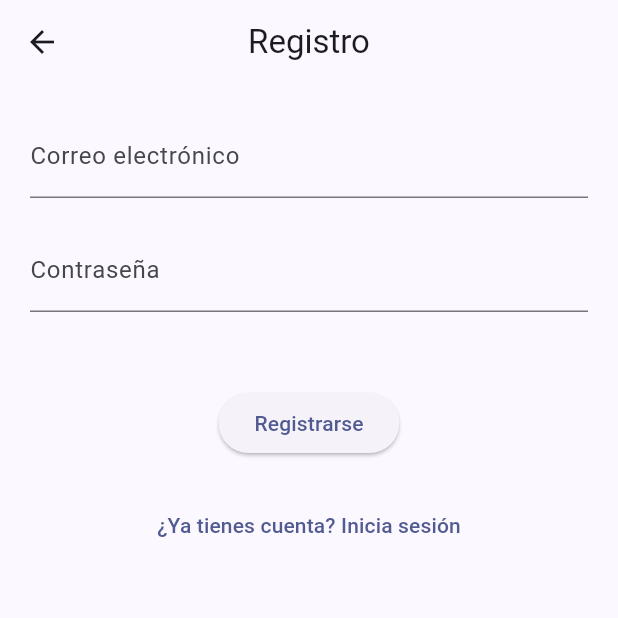
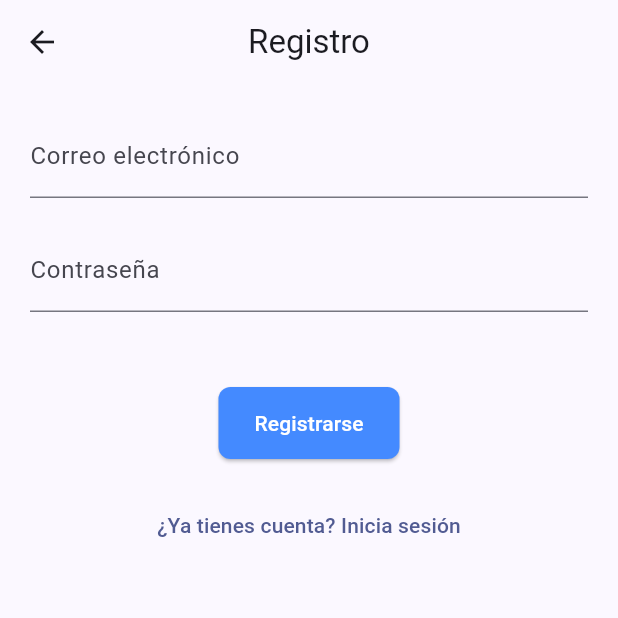
Before and after one commit to giovannihr2004/lector-global-lg3, a Flutter app: the screen it shows after launch, after a tap on "Iniciar", after a tap on "Ingresar", after a tap on "¿No tienes cuenta? Regístrate", on a phone screen of 412 x 824 dp, the top half of it. Run offline on Flutter 3.47's test engine with Material 3 defaults, Android fonts, the phone set to English and light mode, and no system bars; our stand-ins replace firebase_auth, firebase_core; missing offline and left inert: lector_global_lg3; accounts and stored records are empty; generated files the repository leaves out were written again; statements that could not run were skipped.

Commit message:
MVP internacionalización completa al 100% - 290520251000

```diff
--- a/lib/screens/home_screen.dart
+++ b/lib/screens/home_screen.dart
@@ -1,10 +1,11 @@
 // 📄 home_screen.dart
-// 🕓 Última actualización: 2025-05-29 07:59 (GMT-5)
-// ✅ Internacionalización completa y menú lateral incluido
+// 🕓 Última actualización: 2025-05-29 09:55 (GMT-5)
+// ✅ Uso de CustomButton con internacionalización y menú lateral incluido
 
 import 'package:flutter/material.dart';
 import '../widgets/drawer_menu.dart';
 import 'package:flutter_gen/gen_l10n/app_localizations.dart';
+import '../widgets/custom_button.dart';
 
 class HomeScreen extends StatelessWidget {
   const HomeScreen({super.key});
@@ -28,11 +29,12 @@ class HomeScreen extends StatelessWidget {
               style: Theme.of(context).textTheme.headlineSmall,
             ),
             const SizedBox(height: 20),
-            ElevatedButton(
+            CustomButton(
+              textKey: 'startButton',
               onPressed: () {
                 // Acción futura: ir a sección de lectura
               },
-              child: Text(loc.startButton),
+              isLoading: false,
             ),
           ],
         ),
--- a/lib/screens/login_screen.dart
+++ b/lib/screens/login_screen.dart
@@ -1,10 +1,11 @@
 // 📄 login_screen.dart
-// 🕓 Última actualización: 2025-05-29 07:39 (GMT-5)
-// ✅ Internacionalización completa con AppLocalizations
+// 🕓 Última actualización: 2025-05-29 09:30 (GMT-5)
+// ✅ Uso de CustomButton con soporte internacional y carga visual
 
 import 'package:flutter/material.dart';
 import 'package:firebase_auth/firebase_auth.dart';
 import 'package:flutter_gen/gen_l10n/app_localizations.dart';
+import '../widgets/custom_button.dart';
 
 class LoginScreen extends StatefulWidget {
   const LoginScreen({super.key});
@@ -92,7 +93,8 @@ class _LoginScreenState extends State<LoginScreen> {
                     value!.isEmpty ? loc.enterPassword : null,
               ),
               const SizedBox(height: 20),
-              ElevatedButton(
+              CustomButton(
+                textKey: 'loginButton',
                 onPressed: _isLoading
                     ? null
                     : () {
@@ -100,9 +102,7 @@ class _LoginScreenState extends State<LoginScreen> {
                           _signIn();
                         }
                       },
-                child: _isLoading
-                    ? const CircularProgressIndicator()
-                    : Text(loc.loginButton),
+                isLoading: _isLoading,
               ),
               const SizedBox(height: 20),
               TextButton(
--- a/lib/screens/register_screen.dart
+++ b/lib/screens/register_screen.dart
@@ -1,10 +1,11 @@
 // 📄 register_screen.dart
-// 🕓 Última actualización: 2025-05-29 07:26 (GMT-5)
-// ✅ Internacionalización integrada con AppLocalizations
+// 🕓 Última actualización: 2025-05-29 09:20 (GMT-5)
+// ✅ Uso de CustomButton con soporte internacional y carga visual
 
 import 'package:flutter/material.dart';
 import 'package:firebase_auth/firebase_auth.dart';
 import 'package:flutter_gen/gen_l10n/app_localizations.dart';
+import '../widgets/custom_button.dart';
 
 class RegisterScreen extends StatefulWidget {
   const RegisterScreen({super.key});
@@ -92,11 +93,10 @@ class _RegisterScreenState extends State<RegisterScreen> {
                   style: const TextStyle(color: Colors.red),
                 ),
               const SizedBox(height: 20),
-              ElevatedButton(
+              CustomButton(
+                textKey: 'registerButton',
                 onPressed: _isLoading ? null : _register,
-                child: _isLoading
-                    ? const CircularProgressIndicator()
-                    : Text(loc.registerButton),
+                isLoading: _isLoading,
               ),
               const SizedBox(height: 20),
               TextButton(
--- a/lib/screens/welcome_screen.dart
+++ b/lib/screens/welcome_screen.dart
@@ -1,10 +1,11 @@
 // 📄 welcome_screen.dart
-// 🕓 Última actualización: 2025-05-29 08:25 (GMT-5)
-// ✅ Compatible con cambio dinámico de idioma desde main.dart e internacionalización completa
+// 🕓 Última actualización: 2025-05-29 09:10 (GMT-5)
+// ✅ Usa CustomButton con soporte de internacionalización y cambio dinámico de idioma
 
 import 'package:flutter/material.dart';
 import 'package:lector_global_lg3/widgets/language_selector.dart';
 import 'package:flutter_gen/gen_l10n/app_localizations.dart';
+import '../widgets/custom_button.dart';
 
 class WelcomeScreen extends StatelessWidget {
   final void Function(String)? onLocaleChanged;
@@ -49,11 +50,12 @@ class WelcomeScreen extends StatelessWidget {
               ),
             ),
             const SizedBox(height: 40),
-            ElevatedButton(
+            CustomButton(
+              textKey: 'startButton',
               onPressed: () {
                 Navigator.pushReplacementNamed(context, '/login');
               },
-              child: Text(localizations.startButton),
+              isLoading: false,
             ),
             const SizedBox(height: 30),
             if (onLocaleChanged != null)
--- a/lib/widgets/custom_button.dart
+++ b/lib/widgets/custom_button.dart
@@ -1,10 +1,13 @@
 // 📄 custom_button.dart
-// 🕓 Última actualización: 2025-05-28 12:27 (GMT-5)
+// 🕓 Última actualización: 2025-05-29 08:50 (GMT-5)
+// ✅ Soporte de internacionalización añadido para texto dinámico
 
 import 'package:flutter/material.dart';
+import 'package:flutter_gen/gen_l10n/app_localizations.dart';
 
 class CustomButton extends StatelessWidget {
-  final String text;
+  // Ahora 'textKey' es la clave para obtener el texto localizado
+  final String textKey;
   final VoidCallback onPressed;
   final bool isLoading;
   final Color color;
@@ -12,7 +15,7 @@ class CustomButton extends StatelessWidget {
 
   const CustomButton({
     super.key,
-    required this.text,
+    required this.textKey,
     required this.onPressed,
     this.isLoading = false,
     this.color = Colors.blueAccent,
@@ -21,6 +24,11 @@ class CustomButton extends StatelessWidget {
 
   @override
   Widget build(BuildContext context) {
+    final loc = AppLocalizations.of(context)!;
+
+    // Obtener texto localizado dinámicamente usando la clave proporcionada
+    final localizedText = _getLocalizedText(loc, textKey);
+
     return ElevatedButton(
       onPressed: isLoading ? null : onPressed,
       style: ElevatedButton.styleFrom(
@@ -35,9 +43,27 @@ class CustomButton extends StatelessWidget {
               child: CircularProgressIndicator(strokeWidth: 2, color: Colors.white),
             )
           : Text(
-              text,
+              localizedText,
               style: TextStyle(color: textColor),
             ),
     );
   }
+
+  // Función auxiliar para mapear la clave a la cadena localizada
+  String _getLocalizedText(AppLocalizations loc, String key) {
+    switch (key) {
+      case 'startButton':
+        return loc.startButton;
+      case 'registerButton':
+        return loc.registerButton;
+      case 'loginButton':
+        return loc.loginButton;
+      case 'sendResetLink':
+        return loc.sendResetLink;
+      case 'logoutButton':
+        return loc.logoutButton;
+      default:
+        return key; // Retorna la clave si no encuentra traducción (fallback)
+    }
+  }
 }
```
Also changed, not shown: lib/screens/profile_screen.dart (+7 -7 lines), lib/screens/reset_password_screen.dart (+17 -6 lines), pubspec.lock, 1 other file.
